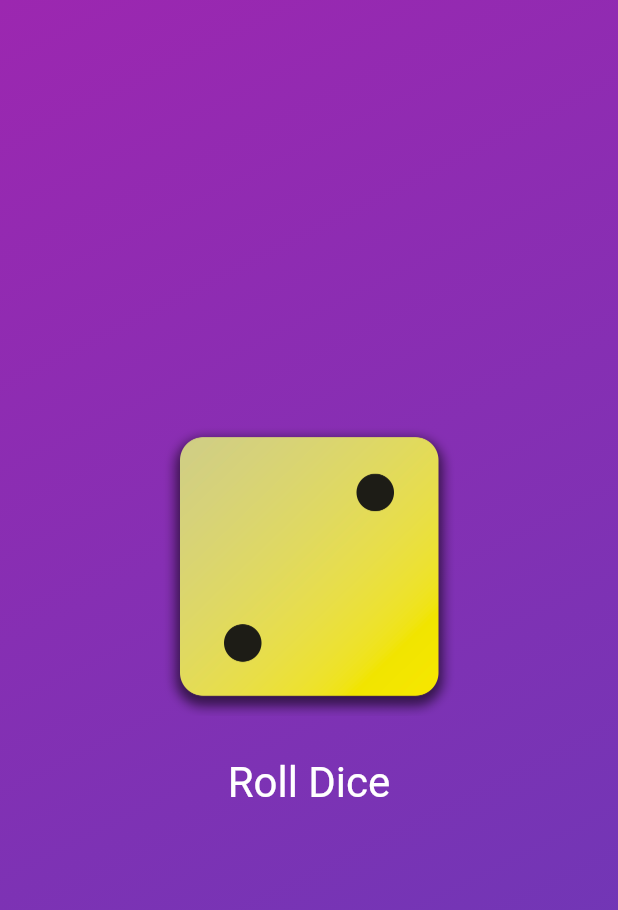
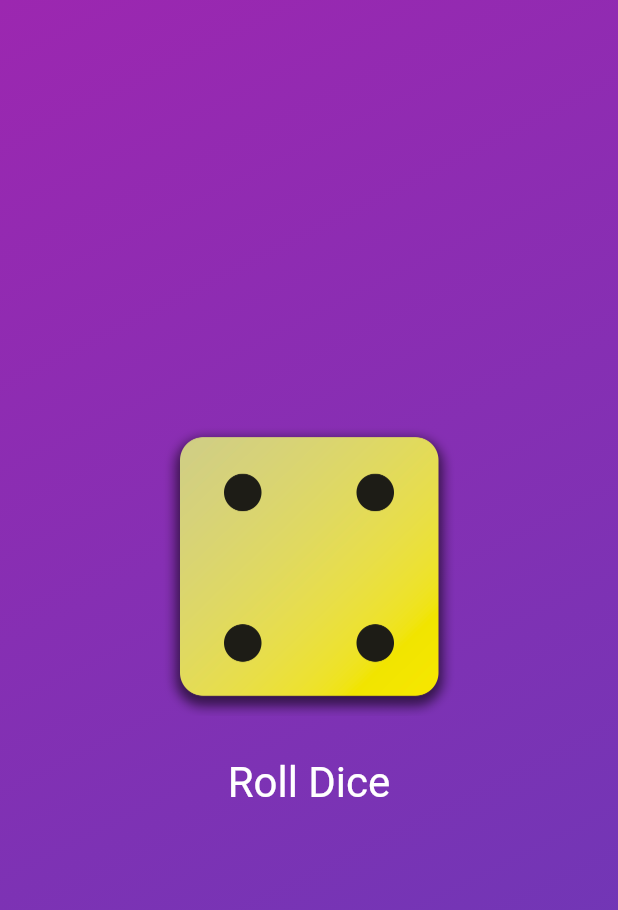
Before and after one commit to EthanDev/LearningFlutter2024, a Flutter app: the screen it shows after launch, after a tap on "Roll Dice", on a phone screen of 412 x 824 dp. Shown: the top 910 px of the screen. Run offline on Flutter 3.47's test engine with Material 3 defaults, Android fonts, the phone set to English and light mode, and no system bars.

```diff
--- /dev/null
+++ b/first_app/lib/dice_roller.dart
@@ -0,0 +1,59 @@
+import 'package:flutter/material.dart';
+
+class DiceRoller extends StatefulWidget {
+
+  // Constructor - accept super class and forward the key to the super class - StatefulWidget
+  const DiceRoller({super.key});
+
+ // Returns a state object - a type of flutter widget -
+ // a generic type - to the flutter what type of state object it is to be managed
+  @override
+  State<DiceRoller> createState() {
+
+    return _DiceRollerState(); // Execute the constructor of DiceRollerState,
+                              // Dart automatically creates a constructor if you do not create one
+  }
+}
+
+// The _ means that the state class is private and can only be used in this file
+// meant to be used internally
+class _DiceRollerState extends State<DiceRoller> {
+
+  var activeDiceImage = 'assets/images/dice-1.png';
+
+  // rollDice - function that is called when the button is pressed
+  void rollDice() {
+    // setState - function that tells flutter that the state has changed and execute the build method again
+    // setState is a function that is inherited from the State class
+    setState(() {
+      activeDiceImage = 'assets/images/dice-4.png';
+    });
+  }
+
+  // Returns a widget - a type of flutter widget
+  @override
+  Widget build(BuildContext context) {
+    return Column(
+            mainAxisSize: MainAxisSize.min,
+            children: [
+                Image.asset(
+                    activeDiceImage,
+                    width: 200.0,
+                    height: 200.0
+                ), // Image.asset - loads an image from the assets folder
+                const SizedBox(height: 20), // SizedBox - creates a box with a specific size, any content that does not fit will be clipped
+                TextButton(
+                  onPressed: rollDice,
+                  style: TextButton.styleFrom(
+                    //padding: const EdgeInsets.only(
+                    //    top: 20
+                    // ),
+                    foregroundColor: Colors.white,
+                    textStyle: const TextStyle(fontSize: 28)
+                  ), // TextButton.styleFrom - allows you to change the style of the button
+                  child: const Text('Roll Dice')
+              )
+            ],
+        );
+  }
+}
--- a/first_app/lib/gradient_container.dart
+++ b/first_app/lib/gradient_container.dart
@@ -1,4 +1,5 @@
 import 'package:flutter/material.dart'; // Flutter library
+import 'package:first_app/dice_roller.dart'; // DiceRoller class
 
 const startAlignment = Alignment
     .topLeft; // using type inference, startAlignment is set at compile time hence the use of const
@@ -17,13 +18,9 @@ class GradientContainer extends StatelessWidget {
       : fromColor = Colors.purple,
         toColor = Colors.deepPurple;
 
-  // onPressedMethod - function that is called when the button is pressed
-  void onPressedMethod() {
-    print('Button Pressed');
-  }
-
   final Color fromColor;
   final Color toColor;
+
 
   @override // Override the build method
   // The build method is called by the Flutter framework to show the widget on the screen
@@ -36,28 +33,9 @@ class GradientContainer extends StatelessWidget {
           end: endAlignment,
         ),
       ),
-      child: Center(
-          child: Column(
-            mainAxisSize: MainAxisSize.min,
-            children: [
-              Image.asset('assets/images/dice-2.png',
-                  width: 200.0,
-                  height: 200.0
-              ), // Image.asset - loads an image from the assets folder
-              const SizedBox(height: 20), // SizedBox - creates a box with a specific size, any content that does not fit will be clipped
-              TextButton(
-                onPressed: onPressedMethod,
-                style: TextButton.styleFrom(
-                  //padding: const EdgeInsets.only(
-                  //    top: 20
-                  // ),
-                  foregroundColor: Colors.white,
-                  textStyle: const TextStyle(fontSize: 28)
-                ), // TextButton.styleFrom - allows you to change the style of the button
-                child: const Text('Roll Dice')
-            )
-        ],
-      )),
+      child: const Center(
+          child: DiceRoller(), // DiceRoller widget
+      ),
     );
   }
 }
```
